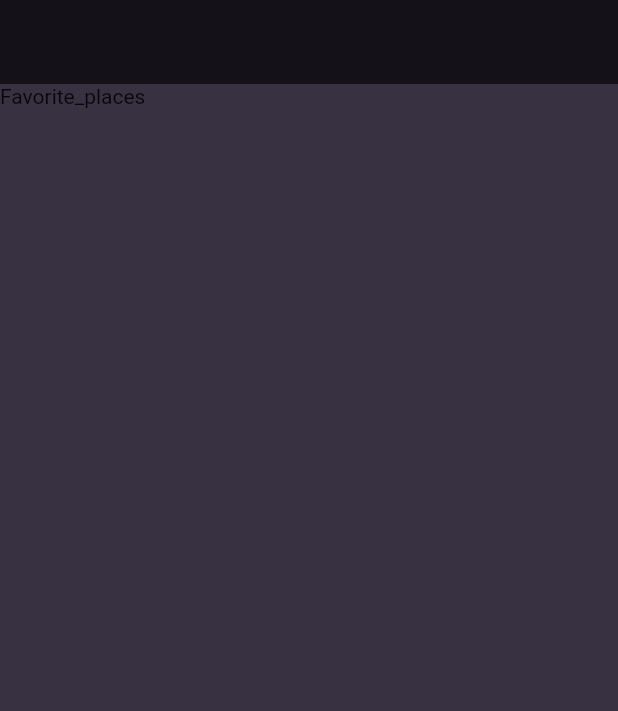
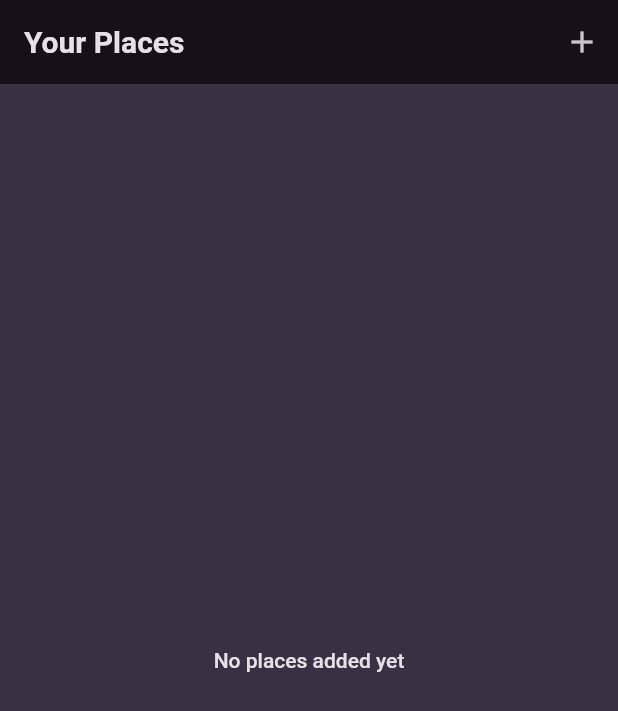
Before and after one commit to Mowgle88/favorite_places_app, a Flutter app: the screen it shows after launch, on a phone screen of 412 x 824 dp. Shown: the top 711 px of the screen. Run offline on Flutter 3.47's test engine with Material 2 defaults, Android fonts, the phone set to English and light mode, and no system bars; our stand-ins replace google_fonts.

Commit message:
feat: add PlacesScreen

```diff
--- a/lib/main.dart
+++ b/lib/main.dart
@@ -1,3 +1,4 @@
+import 'package:favorite_places_app/screens/places.dart';
 import 'package:flutter/material.dart';
 
 import 'package:google_fonts/google_fonts.dart';
@@ -39,7 +40,7 @@ class MyApp extends StatelessWidget {
     return MaterialApp(
       title: 'Great Places',
       theme: theme,
-      home: Scaffold(appBar: AppBar(), body: const Text('Favorite_places')),
+      home: PlacesScreen(),
     );
   }
 }
--- /dev/null
+++ b/lib/screens/places.dart
@@ -0,0 +1,19 @@
+import 'package:favorite_places_app/widgets/places_list.dart';
+import 'package:flutter/material.dart';
+
+class PlacesScreen extends StatelessWidget {
+  const PlacesScreen({super.key});
+
+  @override
+  Widget build(BuildContext context) {
+    return Scaffold(
+      appBar: AppBar(
+        title: const Text('Your Places'),
+        actions: [IconButton(onPressed: () {}, icon: const Icon(Icons.add))],
+      ),
+      body: PlacesList(
+        places: [],
+      ),
+    );
+  }
+}
--- /dev/null
+++ b/lib/widgets/places_list.dart
@@ -0,0 +1,34 @@
+import 'package:favorite_places_app/models/place.dart';
+import 'package:flutter/material.dart';
+
+class PlacesList extends StatelessWidget {
+  const PlacesList({super.key, required this.places});
+
+  final List<Place> places;
+
+  @override
+  Widget build(BuildContext context) {
+    if (places.isEmpty) {
+      return Center(
+        child: Text(
+          'No places added yet',
+          style: Theme.of(context).textTheme.bodyLarge!.copyWith(
+                color: Theme.of(context).colorScheme.onBackground,
+              ),
+        ),
+      );
+    }
+
+    return ListView.builder(
+      itemCount: places.length,
+      itemBuilder: (ctx, index) => ListTile(
+        title: Text(
+          places[index].title,
+          style: Theme.of(context).textTheme.titleMedium!.copyWith(
+                color: Theme.of(context).colorScheme.onBackground,
+              ),
+        ),
+      ),
+    );
+  }
+}
```
